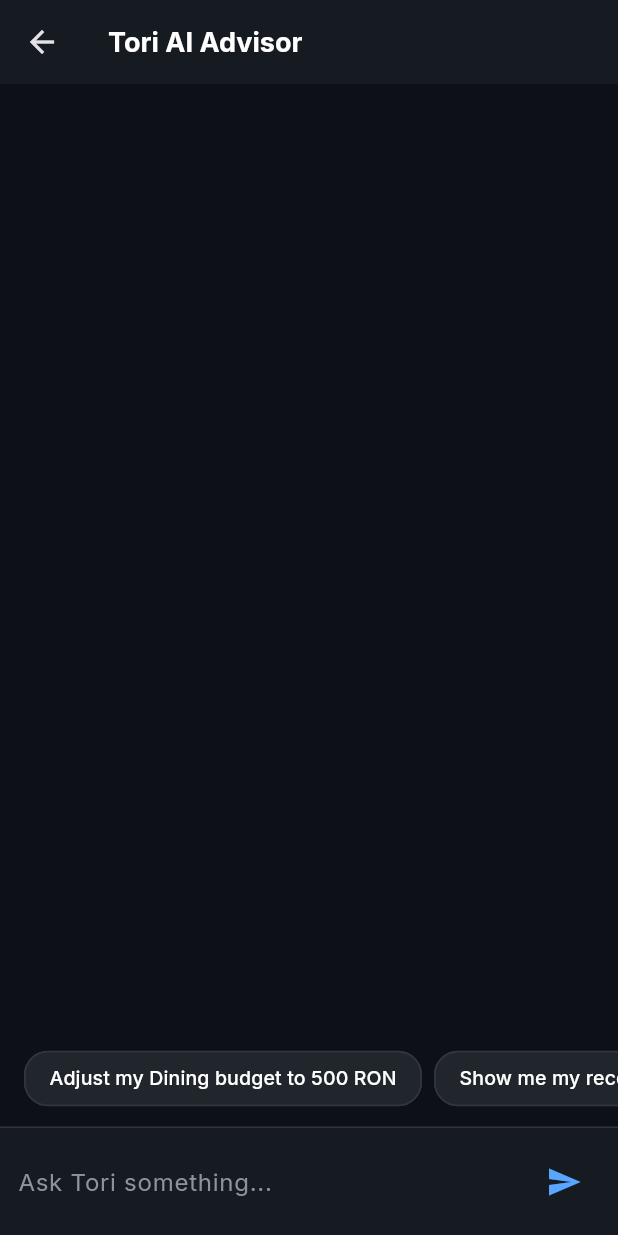
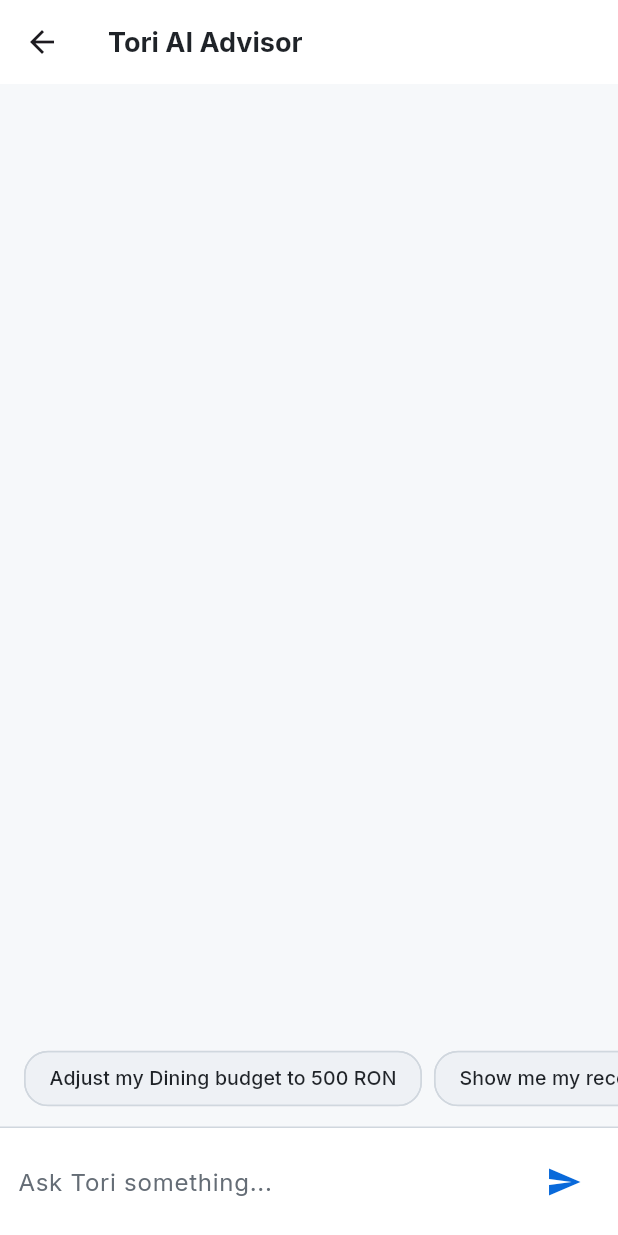
Before and after one commit to banmepls/Virtual-Personal-Finance-Advisor, a Flutter app: the ChatScreen screen opened directly, on a phone screen of 412 x 824 dp. Run offline on Flutter 3.47's test engine with Material 3 defaults, Android fonts, the phone set to English and light mode, and no system bars; our stand-ins replace fl_chart, flutter_markdown, google_fonts, shared_preferences; accounts and stored records are empty; network calls fail.

```diff
--- a/flutter_app/lib/screens/chat_screen.dart
+++ b/flutter_app/lib/screens/chat_screen.dart
@@ -107,14 +107,14 @@ class _ChatScreenState extends State<ChatScreen> {
   @override
   Widget build(BuildContext context) {
     return Scaffold(
-      backgroundColor: const Color(0xFF0D1117),
+      backgroundColor: const Color(0xFFF6F8FA),
       appBar: AppBar(
-        backgroundColor: const Color(0xFF161B22),
+        backgroundColor: const Color(0xFFFFFFFF),
         elevation: 0,
         title: Text(
           'Tori AI Advisor',
           style: GoogleFonts.inter(
-            color: Colors.white,
+            color: const Color(0xFF1F2328),
             fontWeight: FontWeight.w700,
             fontSize: 18,
           ),
@@ -140,7 +140,7 @@ class _ChatScreenState extends State<ChatScreen> {
               child: SizedBox(
                 width: 20,
                 height: 20,
-                child: CircularProgressIndicator(strokeWidth: 2, color: Color(0xFF58A6FF)),
+                child: CircularProgressIndicator(strokeWidth: 2, color: Color(0xFF0969DA)),
               ),
             ),
           _buildSuggestions(),
@@ -183,12 +183,12 @@ class _ChatScreenState extends State<ChatScreen> {
         margin: const EdgeInsets.symmetric(vertical: 4),
         padding: const EdgeInsets.symmetric(horizontal: 16, vertical: 10),
         decoration: BoxDecoration(
-          color: isUser ? const Color(0xFF1F6FEB) : const Color(0xFF21262D),
+          color: isUser ? const Color(0xFF0969DA) : const Color(0xFFEEF1F5),
           borderRadius: BorderRadius.circular(16).copyWith(
             bottomRight: isUser ? const Radius.circular(0) : const Radius.circular(16),
             bottomLeft: isUser ? const Radius.circular(16) : const Radius.circular(0),
           ),
-          border: Border.all(color: const Color(0xFF30363D)),
+          border: Border.all(color: const Color(0xFFD0D7DE)),
         ),
         child: Column(
           crossAxisAlignment: CrossAxisAlignment.start,
@@ -202,9 +202,9 @@ class _ChatScreenState extends State<ChatScreen> {
     return MarkdownBody(
       data: text,
       styleSheet: MarkdownStyleSheet(
-        p: GoogleFonts.inter(color: Colors.white, fontSize: 15),
-        strong: GoogleFonts.inter(color: Colors.white, fontSize: 15, fontWeight: FontWeight.bold),
-        listBullet: GoogleFonts.inter(color: Colors.white, fontSize: 15),
+        p: GoogleFonts.inter(color: const Color(0xFF1F2328), fontSize: 15),
+        strong: GoogleFonts.inter(color: const Color(0xFF1F2328), fontSize: 15, fontWeight: FontWeight.bold),
+        listBullet: GoogleFonts.inter(color: const Color(0xFF1F2328), fontSize: 15),
       ),
     );
   }
@@ -228,9 +228,9 @@ class _ChatScreenState extends State<ChatScreen> {
         itemBuilder: (context, index) {
           final text = suggestions[index];
           return ActionChip(
-            label: Text(text, style: GoogleFonts.inter(color: Colors.white, fontSize: 13)),
-            backgroundColor: const Color(0xFF21262D),
-            side: const BorderSide(color: Color(0xFF30363D)),
+            label: Text(text, style: GoogleFonts.inter(color: const Color(0xFF1F2328), fontSize: 13)),
+            backgroundColor: const Color(0xFFEEF1F5),
+            side: const BorderSide(color: Color(0xFFD0D7DE)),
             shape: RoundedRectangleBorder(borderRadius: BorderRadius.circular(16)),
             onPressed: () {
               _controller.text = text;
@@ -246,25 +246,25 @@ class _ChatScreenState extends State<ChatScreen> {
     return Container(
       padding: const EdgeInsets.all(12),
       decoration: BoxDecoration(
-        color: const Color(0xFF161B22),
-        border: Border(top: BorderSide(color: const Color(0xFF30363D))),
+        color: const Color(0xFFFFFFFF),
+        border: Border(top: BorderSide(color: const Color(0xFFD0D7DE))),
       ),
       child: Row(
         children: [
           Expanded(
             child: TextField(
               controller: _controller,
-              style: GoogleFonts.inter(color: Colors.white),
+              style: GoogleFonts.inter(color: const Color(0xFF1F2328)),
               decoration: InputDecoration(
                 hintText: 'Ask Tori something...',
-                hintStyle: GoogleFonts.inter(color: const Color(0xFF8B949E)),
+                hintStyle: GoogleFonts.inter(color: const Color(0xFF656D76)),
                 border: InputBorder.none,
               ),
               onSubmitted: (_) => _sendMessage(),
             ),
           ),
           IconButton(
-            icon: const Icon(Icons.send, color: Color(0xFF58A6FF)),
+            icon: const Icon(Icons.send, color: Color(0xFF0969DA)),
             onPressed: _sendMessage,
           ),
         ],
--- a/flutter_app/lib/theme/app_colors.dart
+++ b/flutter_app/lib/theme/app_colors.dart
@@ -1,5 +1,5 @@
 // lib/theme/app_colors.dart
-// Single source of truth for the app's GitHub-style dark palette.
+// Single source of truth for the app's GitHub-style light palette.
 // Screens reference these instead of redeclaring hex values locally.
 
 import 'package:flutter/material.dart';
@@ -7,26 +7,29 @@ import 'package:flutter/material.dart';
 class AppColors {
   AppColors._();
 
-  static const bg = Color(0xFF0D1117);       // scaffold background
-  static const surface = Color(0xFF161B22);  // cards, app bars
-  static const border = Color(0xFF30363D);   // hairline borders
-  static const primary = Color(0xFF58A6FF);  // accent blue
-  static const muted = Color(0xFF8B949E);    // secondary text
+  static const bg = Color(0xFFF6F8FA);       // scaffold background
+  static const surface = Color(0xFFFFFFFF);  // cards, app bars
+  static const border = Color(0xFFD0D7DE);   // hairline borders
+  static const primary = Color(0xFF0969DA);  // accent blue (darker for light bg)
+  static const muted = Color(0xFF656D76);    // secondary text
 
-  static const green = Color(0xFF3FB950);    // positive / income
-  static const red = Color(0xFFF85149);      // negative / debit / error
-  static const gold = Color(0xFFD29922);     // warning / amber
-  static const purple = Color(0xFFBC8CFF);   // subscriptions
+  static const textPrimary = Color(0xFF1F2328);   // primary text on light
+  static const textSecondary = Color(0xFF656D76); // secondary text on light
+
+  static const green = Color(0xFF1A7F37);    // positive / income
+  static const red = Color(0xFFCF222E);      // negative / debit / error
+  static const gold = Color(0xFF9A6700);     // warning / amber
+  static const purple = Color(0xFF8250DF);   // subscriptions
 
   // Shared categorical palette for charts / treemaps.
   static const chart = <Color>[
-    Color(0xFF58A6FF),
-    Color(0xFF3FB950),
-    Color(0xFFD29922),
-    Color(0xFFBC8CFF),
-    Color(0xFFF0883E),
-    Color(0xFFFF4C8B),
-    Color(0xFF39C5CF),
-    Color(0xFF8DDB8C),
+    Color(0xFF0969DA),
+    Color(0xFF1A7F37),
+    Color(0xFF9A6700),
+    Color(0xFF8250DF),
+    Color(0xFFBF5700),
+    Color(0xFFCF222E),
+    Color(0xFF0E8A84),
+    Color(0xFF2DA44E),
   ];
 }
```
Also changed, not shown: flutter_app/lib/main.dart (+5 -4 lines), flutter_app/lib/screens/anomaly_screen.dart (+35 -35 lines), flutter_app/lib/screens/auth_screen.dart (+9 -9 lines), flutter_app/lib/screens/dashboard_screen.dart (+93 -93 lines), 1 other file.
